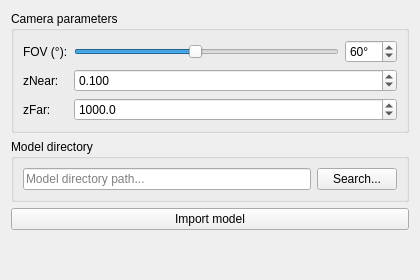
This is ui/widgets/SettingsWidget.ui in fedorkrivitskiy/3D-engine as Qt 5 draws it before an edit. The edited form follows.
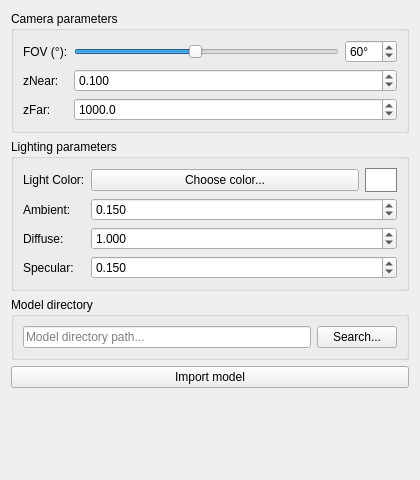
This is the edited form.

Commit message: Enhanced SettingsWidget, added values setters for ambient, diffuse and specular strengthes

```diff
--- a/ui/widgets/SettingsWidget.ui
+++ b/ui/widgets/SettingsWidget.ui
@@ -7,7 +7,7 @@
     <x>0</x>
     <y>0</y>
     <width>420</width>
-    <height>280</height>
+    <height>480</height>
    </rect>
   </property>
   <property name="windowTitle">
@@ -118,6 +118,136 @@
      </layout>
     </widget>
    </item>
+   <item>
+    <widget class="QGroupBox" name="lightingGroupBox">
+     <property name="title">
+      <string>Lighting parameters</string>
+     </property>
+     <layout class="QFormLayout" name="lightingFormLayout">
+      <item row="0" column="0">
+       <widget class="QLabel" name="lightColorLabel">
+        <property name="text">
+         <string>Light Color:</string>
+        </property>
+       </widget>
+      </item>
+      <item row="0" column="1">
+       <layout class="QHBoxLayout" name="lightColorLayout">
+        <item>
+         <widget class="QPushButton" name="lightColorButton">
+          <property name="text">
+           <string>Choose color...</string>
+          </property>
+         </widget>
+        </item>
+        <item>
+         <widget class="QFrame" name="lightColorPreview">
+          <property name="minimumSize">
+           <size>
+            <width>32</width>
+            <height>24</height>
+           </size>
+          </property>
+          <property name="maximumSize">
+           <size>
+            <width>32</width>
+            <height>24</height>
+           </size>
+          </property>
+          <property name="autoFillBackground">
+           <bool>true</bool>
+          </property>
+          <property name="styleSheet">
+           <string notr="true">background-color: rgb(255, 255, 255); border: 1px solid gray;</string>
+          </property>
+          <property name="frameShape">
+           <enum>QFrame::Shape::Box</enum>
+          </property>
+         </widget>
+        </item>
+       </layout>
+      </item>
+      <item row="1" column="0">
+       <widget class="QLabel" name="ambientLabel">
+        <property name="text">
+         <string>Ambient:</string>
+        </property>
+       </widget>
+      </item>
+      <item row="1" column="1">
+       <widget class="QDoubleSpinBox" name="ambientSpinBox">
+        <property name="decimals">
+         <number>3</number>
+        </property>
+        <property name="minimum">
+         <double>0.000000000000000</double>
+        </property>
+        <property name="maximum">
+         <double>10.000000000000000</double>
+        </property>
+        <property name="singleStep">
+         <double>0.050000000000000</double>
+        </property>
+        <property name="value">
+         <double>0.150000000000000</double>
+        </property>
+       </widget>
+      </item>
+      <item row="2" column="0">
+       <widget class="QLabel" name="diffuseLabel">
+        <property name="text">
+         <string>Diffuse:</string>
+        </property>
+       </widget>
+      </item>
+      <item row="2" column="1">
+       <widget class="QDoubleSpinBox" name="diffuseSpinBox">
+        <property name="decimals">
+         <number>3</number>
+        </property>
+        <property name="minimum">
+         <double>0.000000000000000</double>
+        </property>
+        <property name="maximum">
+         <double>10.000000000000000</double>
+        </property>
+        <property name="singleStep">
+         <double>0.100000000000000</double>
+        </property>
+        <property name="value">
+         <double>1.000000000000000</double>
+        </property>
+       </widget>
+      </item>
+      <item row="3" column="0">
+       <widget class="QLabel" name="specularLabel">
+        <property name="text">
+         <string>Specular:</string>
+        </property>
+       </widget>
+      </item>
+      <item row="3" column="1">
+       <widget class="QDoubleSpinBox" name="specularSpinBox">
+        <property name="decimals">
+         <number>3</number>
+        </property>
+        <property name="minimum">
+         <double>0.000000000000000</double>
+        </property>
+        <property name="maximum">
+         <double>10.000000000000000</double>
+        </property>
+        <property name="singleStep">
+         <double>0.050000000000000</double>
+        </property>
+        <property name="value">
+         <double>0.150000000000000</double>
+        </property>
+       </widget>
+      </item>
+     </layout>
+    </widget>
+   </item>
    <item>
     <widget class="QGroupBox" name="modelGroupBox">
      <property name="title">
```
The commit also changes 10 other files.
